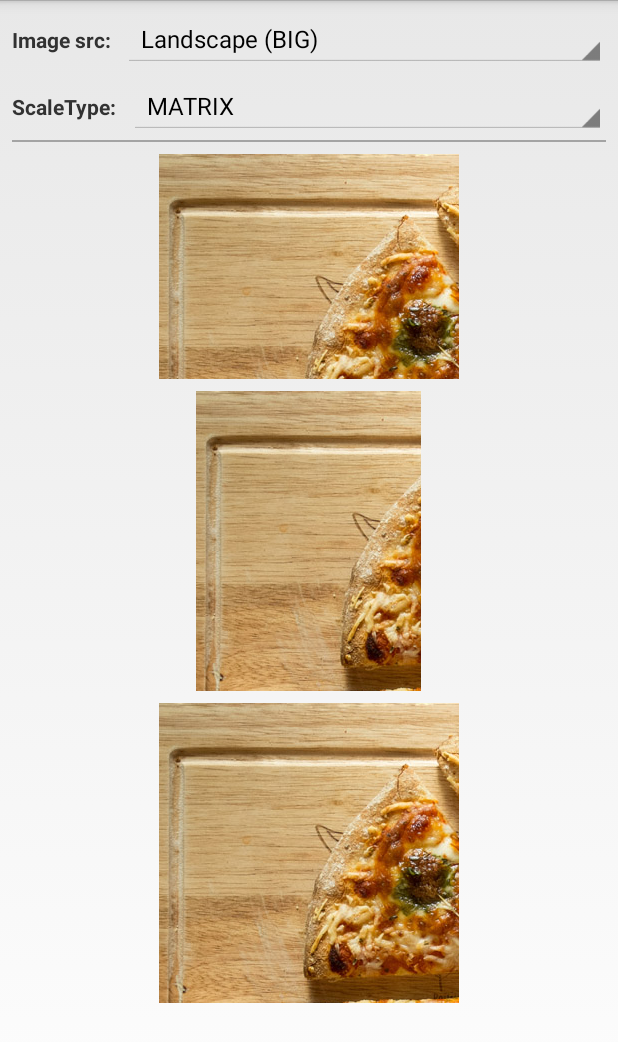
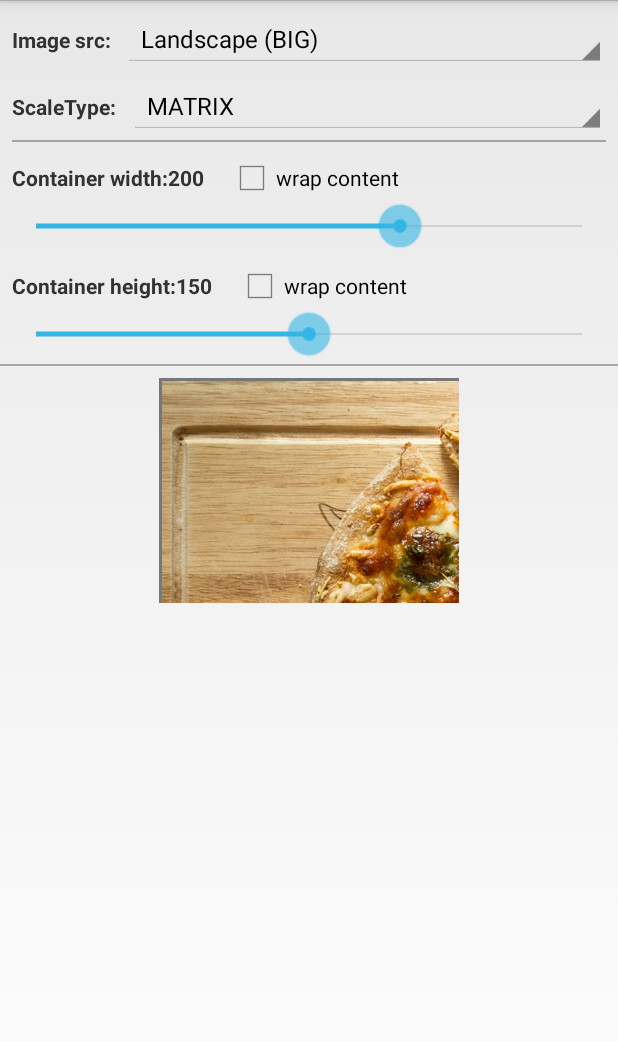
Before and after one commit to luboganev/testground, an Android app: the ImageScaleDemoActivity screen opened directly, with no data from a screen before it, on a phone screen of 412 x 824 dp. Shown: the top 1042 px of the screen. Run offline under Robolectric (Android 15) with nearby library versions, the phone set to English and light mode, and no system bars.

Commit message:
Better ScaleType demo and some order into project

```diff
--- a/app/src/main/java/com/example/blogpostsplayground/app/ImageScaleDemoActivity.java
+++ /dev/null
@@ -1,87 +0,0 @@
-package com.example.blogpostsplayground.app;
-
-import android.app.Activity;
-import android.content.res.TypedArray;
-import android.os.Bundle;
-import android.view.View;
-import android.widget.AdapterView;
-import android.widget.ImageView;
-import android.widget.Spinner;
-
-public class ImageScaleDemoActivity extends Activity {
-
-    private ImageView ivContainerLandscape;
-    private ImageView ivContainerPortrait;
-    private ImageView ivContainerSquare;
-    private Spinner spImageSource;
-    private Spinner spScaleType;
-
-    @Override
-    protected void onCreate(Bundle savedInstanceState) {
-        super.onCreate(savedInstanceState);
-        setContentView(R.layout.activity_image_scale_demo);
-
-        getActionBar().hide();
-
-        spImageSource = (Spinner) findViewById(R.id.sp_imageSource);
-        spScaleType = (Spinner) findViewById(R.id.sp_scaleType);
-        ivContainerLandscape = (ImageView) findViewById(R.id.iv_container_landscape);
-        ivContainerPortrait = (ImageView) findViewById(R.id.iv_container_portrait);
-        ivContainerSquare = (ImageView) findViewById(R.id.iv_container_square);
-
-        spImageSource.setOnItemSelectedListener(new AdapterView.OnItemSelectedListener() {
-            @Override
-            public void onItemSelected(AdapterView<?> parent, View view, int position, long id) {
-                TypedArray imgs = getResources().obtainTypedArray(R.array.array_scaleType_demo_images);
-                ivContainerLandscape.setImageResource(imgs.getResourceId(position, -1));
-                ivContainerPortrait.setImageResource(imgs.getResourceId(position, -1));
-                ivContainerSquare.setImageResource(imgs.getResourceId(position, -1));
-                imgs.recycle();
-            }
-
-            @Override
-            public void onNothingSelected(AdapterView<?> parent) {
-
-            }
-        });
-
-        spScaleType.setOnItemSelectedListener(new AdapterView.OnItemSelectedListener() {
-            @Override
-            public void onItemSelected(AdapterView<?> parent, View view, int position, long id) {
-                ivContainerLandscape.setScaleType(getScaleType(position));
-                ivContainerPortrait.setScaleType(getScaleType(position));
-                ivContainerSquare.setScaleType(getScaleType(position));
-            }
-
-            @Override
-            public void onNothingSelected(AdapterView<?> parent) {
-
-            }
-        });
-
-        spImageSource.setSelection(0);
-        spScaleType.setSelection(0);
-    }
-
-    private ImageView.ScaleType getScaleType(int type) {
-        switch (type) {
-            case 0:
-                return ImageView.ScaleType.MATRIX;
-            case 1:
-                return ImageView.ScaleType.FIT_XY;
-            case 2:
-                return ImageView.ScaleType.FIT_START;
-            case 3:
-                return ImageView.ScaleType.FIT_CENTER;
-            case 4:
-                return ImageView.ScaleType.FIT_END;
-            case 5:
-                return ImageView.ScaleType.CENTER;
-            case 6:
-                return ImageView.ScaleType.CENTER_CROP;
-            case 7:
-                return ImageView.ScaleType.CENTER_INSIDE;
-        }
-        return ImageView.ScaleType.CENTER_INSIDE;
-    }
-}
--- /dev/null
+++ b/app/src/main/java/com/example/blogpostsplayground/app/Utils.java
@@ -0,0 +1,19 @@
+package com.example.blogpostsplayground.app;
+
+import android.content.Context;
+import android.util.TypedValue;
+
+public class Utils {
+
+    /**
+     * Returns the physical pixels that
+     * corresponds to the input DIPs
+     *
+     * @param context
+     * 		Use application context and not some activity's context to prevent memory leaks
+     */
+    public static int getPixelsFromDips(Context context, int dips) {
+        float result = TypedValue.applyDimension(TypedValue.COMPLEX_UNIT_DIP, dips, context.getResources().getDisplayMetrics());
+        return (int)result;
+    }
+}
--- a/app/src/main/java/com/example/blogpostsplayground/app/BlogPostsApplication.java
+++ b/app/src/main/java/com/example/blogpostsplayground/app/activities/BlogPostsApplication.java
@@ -1,4 +1,4 @@
-package com.example.blogpostsplayground.app;
+package com.example.blogpostsplayground.app.activities;
 
 import android.app.Application;
 import android.content.Context;
--- a/app/src/main/java/com/example/blogpostsplayground/app/HeadlessFragmentDemoActivity.java
+++ b/app/src/main/java/com/example/blogpostsplayground/app/activities/HeadlessFragmentDemoActivity.java
@@ -1,4 +1,4 @@
-package com.example.blogpostsplayground.app;
+package com.example.blogpostsplayground.app.activities;
 
 import android.app.Activity;
 import android.app.Fragment;
@@ -9,6 +9,8 @@ import android.os.Bundle;
 import android.view.View;
 import android.widget.TextView;
 import android.widget.Toast;
+
+import com.example.blogpostsplayground.app.R;
 
 import java.lang.ref.WeakReference;
 
--- /dev/null
+++ b/app/src/main/java/com/example/blogpostsplayground/app/activities/ImageScaleDemoActivity.java
@@ -0,0 +1,156 @@
+package com.example.blogpostsplayground.app.activities;
+
+import android.app.Activity;
+import android.content.res.TypedArray;
+import android.os.Bundle;
+import android.view.View;
+import android.view.ViewGroup;
+import android.widget.AdapterView;
+import android.widget.CheckBox;
+import android.widget.CompoundButton;
+import android.widget.ImageView;
+import android.widget.SeekBar;
+import android.widget.Spinner;
+import android.widget.TextView;
+
+import com.example.blogpostsplayground.app.R;
+import com.example.blogpostsplayground.app.Utils;
+
+public class ImageScaleDemoActivity extends Activity {
+
+    private ImageView ivContainer;
+    private Spinner spImageSource;
+    private Spinner spScaleType;
+    private SeekBar sbContainerWidth;
+    private SeekBar sbContainerHeight;
+    private CheckBox cbContainerWidthWrapContent;
+    private CheckBox cbContainerHeightWrapContent;
+    private TextView tvContainerWidthLabel;
+    private TextView tvContainerHeightLabel;
+
+    @Override
+    protected void onCreate(Bundle savedInstanceState) {
+        super.onCreate(savedInstanceState);
+        setContentView(R.layout.activity_image_scale_demo);
+
+        getActionBar().hide();
+
+        spImageSource = (Spinner) findViewById(R.id.sp_imageSource);
+        spScaleType = (Spinner) findViewById(R.id.sp_scaleType);
+        ivContainer = (ImageView) findViewById(R.id.iv_container);
+        sbContainerWidth = (SeekBar) findViewById(R.id.sb_custom_width);
+        sbContainerHeight = (SeekBar) findViewById(R.id.sb_custom_height);
+        cbContainerWidthWrapContent = (CheckBox) findViewById(R.id.cb_width_wrap_content);
+        cbContainerHeightWrapContent = (CheckBox) findViewById(R.id.cb_height_wrap_content);
+        tvContainerWidthLabel = (TextView) findViewById(R.id.tv_width_controller_label);
+        tvContainerHeightLabel = (TextView) findViewById(R.id.tv_height_controller_label);
+
+        spImageSource.setOnItemSelectedListener(new AdapterView.OnItemSelectedListener() {
+            @Override
+            public void onItemSelected(AdapterView<?> parent, View view, int position, long id) {
+                TypedArray imgs = getResources().obtainTypedArray(R.array.array_scaleType_demo_images);
+                ivContainer.setImageResource(imgs.getResourceId(position, -1));
+                imgs.recycle();
+            }
+
+            @Override
+            public void onNothingSelected(AdapterView<?> parent) {
+
+            }
+        });
+
+        spScaleType.setOnItemSelectedListener(new AdapterView.OnItemSelectedListener() {
+            @Override
+            public void onItemSelected(AdapterView<?> parent, View view, int position, long id) {
+                ivContainer.setScaleType(getScaleType(position));
+            }
+
+            @Override
+            public void onNothingSelected(AdapterView<?> parent) {
+
+            }
+        });
+
+        spImageSource.setSelection(0);
+        spScaleType.setSelection(0);
+
+        refreshImageViewContainer();
+
+        cbContainerWidthWrapContent.setOnCheckedChangeListener(new CompoundButton.OnCheckedChangeListener() {
+            @Override
+            public void onCheckedChanged(CompoundButton buttonView, boolean isChecked) {
+                refreshImageViewContainer();
+            }
+        });
+
+        cbContainerHeightWrapContent.setOnCheckedChangeListener(new CompoundButton.OnCheckedChangeListener() {
+            @Override
+            public void onCheckedChanged(CompoundButton buttonView, boolean isChecked) {
+                refreshImageViewContainer();
+            }
+        });
+
+        sbContainerWidth.setOnSeekBarChangeListener(new SeekBar.OnSeekBarChangeListener() {
+            @Override
+            public void onProgressChanged(SeekBar seekBar, int progress, boolean fromUser) {
+                refreshImageViewContainer();
+            }
+            @Override
+            public void onStartTrackingTouch(SeekBar seekBar) {}
+            @Override
+            public void onStopTrackingTouch(SeekBar seekBar) {}
+        });
+
+        sbContainerHeight.setOnSeekBarChangeListener(new SeekBar.OnSeekBarChangeListener() {
+            @Override
+            public void onProgressChanged(SeekBar seekBar, int progress, boolean fromUser) {
+                refreshImageViewContainer();
+            }
+            @Override
+            public void onStartTrackingTouch(SeekBar seekBar) {}
+            @Override
+            public void onStopTrackingTouch(SeekBar seekBar) {}
+        });
+    }
+
+    private void refreshImageViewContainer() {
+        if(cbContainerHeightWrapContent.isChecked()) {
+            ivContainer.getLayoutParams().height = ViewGroup.LayoutParams.WRAP_CONTENT;
+            tvContainerHeightLabel.setText("Container height:");
+        } else {
+            ivContainer.getLayoutParams().height = Utils.getPixelsFromDips(getApplicationContext(), sbContainerHeight.getProgress());
+            tvContainerHeightLabel.setText("Container height:" + sbContainerHeight.getProgress());
+        }
+
+        if(cbContainerWidthWrapContent.isChecked()) {
+            ivContainer.getLayoutParams().width = ViewGroup.LayoutParams.WRAP_CONTENT;
+            tvContainerWidthLabel.setText("Container width:");
+        } else {
+            ivContainer.getLayoutParams().width = Utils.getPixelsFromDips(getApplicationContext(), sbContainerWidth.getProgress());
+            tvContainerWidthLabel.setText("Container width:" + sbContainerWidth.getProgress());
+        }
+        ivContainer.requestLayout();
+    }
+
+    private ImageView.ScaleType getScaleType(int type) {
+        switch (type) {
+            case 0:
+                return ImageView.ScaleType.MATRIX;
+            case 1:
+                return ImageView.ScaleType.FIT_XY;
+            case 2:
+                return ImageView.ScaleType.FIT_START;
+            case 3:
+                return ImageView.ScaleType.FIT_CENTER;
+            case 4:
+                return ImageView.ScaleType.FIT_END;
+            case 5:
+                return ImageView.ScaleType.CENTER;
+            case 6:
+                return ImageView.ScaleType.CENTER_CROP;
+            case 7:
+                return ImageView.ScaleType.CENTER_INSIDE;
+        }
+        return ImageView.ScaleType.CENTER_INSIDE;
+    }
+}
--- a/app/src/main/java/com/example/blogpostsplayground/app/LocalBroadcastDemoActivity.java
+++ b/app/src/main/java/com/example/blogpostsplayground/app/activities/LocalBroadcastDemoActivity.java
@@ -1,9 +1,12 @@
-package com.example.blogpostsplayground.app;
+package com.example.blogpostsplayground.app.activities;
 
 import android.app.Activity;
 import android.os.Bundle;
 import android.view.View;
 import android.widget.Toast;
+
+import com.example.blogpostsplayground.app.LocalMessenger;
+import com.example.blogpostsplayground.app.R;
 
 
 public class LocalBroadcastDemoActivity extends Activity implements LocalMessenger.OnReceiveBroadcastListener {
--- /dev/null
+++ b/app/src/main/res/layout-land/activity_image_scale_demo.xml
@@ -0,0 +1,55 @@
+<LinearLayout xmlns:android="http://schemas.android.com/apk/res/android"
+    xmlns:tools="http://schemas.android.com/tools"
+    android:layout_width="match_parent"
+    android:layout_height="match_parent"
+    android:orientation="vertical"
+    tools:context="com.example.blogpostsplayground.app.activities.ImageScaleDemoActivity">
+
+
+    <include layout="@layout/image_scale_demo_controllers" />
+
+    <LinearLayout
+        android:layout_width="match_parent"
+        android:layout_height="0dp"
+        android:orientation="horizontal"
+        android:paddingBottom="8dp"
+        android:paddingTop="8dp"
+        android:layout_weight="1">
+
+        <LinearLayout
+            android:layout_width="0dp"
+            android:layout_height="wrap_content"
+            android:layout_weight="1"
+            android:orientation="vertical">
+
+            <include layout="@layout/image_scale_demo_controllers_2" />
+        </LinearLayout>
+
+        <View
+            android:layout_width="1dp"
+            android:layout_height="match_parent"
+            android:background="#4D000000" />
+
+        <ScrollView
+            android:layout_width="0dp"
+            android:layout_height="match_parent"
+            android:layout_weight="1">
+
+            <LinearLayout
+                android:layout_width="match_parent"
+                android:layout_height="wrap_content"
+                android:orientation="vertical">
+
+                <ImageView
+                    android:id="@+id/iv_container"
+                    android:layout_width="200dp"
+                    android:layout_height="150dp"
+                    android:layout_gravity="center"
+                    android:background="#80000000"
+                    android:padding="2dp" />
+
+            </LinearLayout>
+        </ScrollView>
+    </LinearLayout>
+
+</LinearLayout>
--- a/app/src/main/res/layout-land/image_scale_demo_image_containers.xml
+++ /dev/null
@@ -1,41 +0,0 @@
-<?xml version="1.0" encoding="utf-8"?>
-<HorizontalScrollView xmlns:android="http://schemas.android.com/apk/res/android"
-    xmlns:tools="http://schemas.android.com/tools"
-    android:layout_width="match_parent"
-    android:layout_height="0dp"
-    android:layout_weight="1"
-    tools:showIn="@layout/activity_image_scale_demo">
-
-    <LinearLayout
-        android:layout_width="wrap_content"
-        android:layout_height="match_parent"
-        android:orientation="horizontal"
-        android:paddingBottom="@dimen/activity_vertical_margin"
-        android:paddingLeft="@dimen/activity_horizontal_margin"
-        android:paddingRight="@dimen/activity_horizontal_margin">
-
-        <ImageView
-            android:id="@+id/iv_container_landscape"
-            android:layout_width="200dp"
-            android:layout_height="150dp"
-            android:layout_gravity="center_vertical"
-            android:layout_marginTop="8dp"
-            android:background="#80000000" />
-
-        <ImageView
-            android:id="@+id/iv_container_portrait"
-            android:layout_width="150dp"
-            android:layout_height="200dp"
-            android:layout_gravity="center_vertical"
-            android:layout_marginLeft="8dp"
-            android:background="#80000000" />
-
-        <ImageView
-            android:id="@+id/iv_container_square"
-            android:layout_width="200dp"
-            android:layout_height="200dp"
-            android:layout_gravity="center_vertical"
-            android:layout_marginLeft="8dp"
-            android:background="#80000000" />
-    </LinearLayout>
-</HorizontalScrollView>
--- a/app/src/main/res/layout/activity_awsum.xml
+++ b/app/src/main/res/layout/activity_awsum.xml
@@ -6,6 +6,6 @@
     android:paddingRight="@dimen/activity_horizontal_margin"
     android:paddingTop="@dimen/activity_vertical_margin"
     android:paddingBottom="@dimen/activity_vertical_margin"
-    tools:context="com.example.blogpostsplayground.app.AwsumActivity">
+    tools:context="com.example.blogpostsplayground.app.activities.AwsumActivity">
 
 </RelativeLayout>
--- a/app/src/main/res/layout/activity_headlessfragmentdemo.xml
+++ b/app/src/main/res/layout/activity_headlessfragmentdemo.xml
@@ -6,7 +6,7 @@
     android:paddingRight="@dimen/activity_horizontal_margin"
     android:paddingTop="@dimen/activity_vertical_margin"
     android:paddingBottom="@dimen/activity_vertical_margin"
-    tools:context="com.example.blogpostsplayground.app.AwsumActivity">
+    tools:context="com.example.blogpostsplayground.app.activities.AwsumActivity">
 
     <TextView
         android:layout_width="match_parent"
--- a/app/src/main/res/layout/activity_image_scale_demo.xml
+++ b/app/src/main/res/layout/activity_image_scale_demo.xml
@@ -1,12 +1,47 @@
-<LinearLayout
-    xmlns:android="http://schemas.android.com/apk/res/android"
+<LinearLayout xmlns:android="http://schemas.android.com/apk/res/android"
     xmlns:tools="http://schemas.android.com/tools"
     android:layout_width="match_parent"
     android:layout_height="match_parent"
     android:orientation="vertical"
-    tools:context="com.example.blogpostsplayground.app.ImageScaleDemoActivity">
+    tools:context="com.example.blogpostsplayground.app.activities.ImageScaleDemoActivity">
 
     <include layout="@layout/image_scale_demo_controllers" />
 
-    <include layout="@layout/image_scale_demo_image_containers" />
+    <LinearLayout
+        android:layout_width="match_parent"
+        android:layout_height="wrap_content"
+        android:orientation="vertical">
+
+        <include layout="@layout/image_scale_demo_controllers_2" />
+
+        <View
+            android:layout_width="match_parent"
+            android:layout_height="1dp"
+            android:layout_marginTop="4dp"
+            android:background="#4D000000" />
+    </LinearLayout>
+
+    <ScrollView
+        android:layout_width="match_parent"
+        android:layout_height="0dp"
+        android:layout_weight="1"
+        android:layout_marginTop="8dp">
+
+        <LinearLayout
+            android:layout_width="match_parent"
+            android:layout_height="wrap_content"
+            android:orientation="vertical">
+
+            <ImageView
+                android:id="@+id/iv_container"
+                android:layout_width="200dp"
+                android:layout_height="150dp"
+                android:layout_gravity="center"
+                android:background="#80000000"
+                android:padding="2dp" />
+
+        </LinearLayout>
+    </ScrollView>
+
+
 </LinearLayout>
--- a/app/src/main/res/layout/activity_localbroadcastdemo.xml
+++ b/app/src/main/res/layout/activity_localbroadcastdemo.xml
@@ -6,7 +6,7 @@
     android:paddingRight="@dimen/activity_horizontal_margin"
     android:paddingTop="@dimen/activity_vertical_margin"
     android:paddingBottom="@dimen/activity_vertical_margin"
-    tools:context="com.example.blogpostsplayground.app.LocalBroadcastDemoActivity">
+    tools:context="com.example.blogpostsplayground.app.activities.LocalBroadcastDemoActivity">
 
     <Button
         android:layout_width="wrap_content"
--- a/app/src/main/res/layout/activity_main.xml
+++ b/app/src/main/res/layout/activity_main.xml
@@ -11,7 +11,7 @@
         android:paddingLeft="@dimen/activity_horizontal_margin"
         android:paddingRight="@dimen/activity_horizontal_margin"
         android:paddingTop="@dimen/activity_vertical_margin"
-        tools:context="com.example.blogpostsplayground.app.MainActivity">
+        tools:context="com.example.blogpostsplayground.app.activities.MainActivity">
 
         <TextView
             android:id="@+id/textView"
--- /dev/null
+++ b/app/src/main/res/layout/image_scale_demo_controllers_2.xml
@@ -0,0 +1,83 @@
+<?xml version="1.0" encoding="utf-8"?>
+<LinearLayout xmlns:android="http://schemas.android.com/apk/res/android"
+    xmlns:tools="http://schemas.android.com/tools"
+    android:layout_width="match_parent"
+    android:layout_height="wrap_content"
+    android:orientation="vertical"
+    android:paddingLeft="@dimen/activity_horizontal_margin"
+    android:paddingRight="@dimen/activity_horizontal_margin"
+    android:paddingTop="@dimen/activity_vertical_margin"
+    tools:showIn="@layout/activity_image_scale_demo">
+
+    <RelativeLayout
+        android:layout_width="match_parent"
+        android:layout_height="wrap_content">
+
+        <TextView
+            android:id="@+id/tv_width_controller_label"
+            android:layout_width="wrap_content"
+            android:layout_height="wrap_content"
+            android:layout_alignParentLeft="true"
+            android:layout_alignBaseline="@+id/cb_width_wrap_content"
+            android:text="Container width:"
+            android:textAppearance="?android:attr/textAppearanceSmall"
+            android:textStyle="bold" />
+
+        <SeekBar
+            android:id="@+id/sb_custom_width"
+            android:layout_width="match_parent"
+            android:layout_height="wrap_content"
+            android:layout_below="@id/cb_width_wrap_content"
+            android:max="300"
+            android:progress="200" />
+
+        <CheckBox
+            android:id="@id/cb_width_wrap_content"
+            android:layout_width="wrap_content"
+            android:layout_height="wrap_content"
+            android:layout_marginLeft="16dp"
+            android:textAppearance="?android:textAppearanceSmall"
+            android:layout_toRightOf="@+id/tv_width_controller_label"
+            android:layout_alignParentTop="true"
+            android:text="wrap content" />
+
+    </RelativeLayout>
+
+    <RelativeLayout
+        android:layout_width="match_parent"
+        android:layout_height="wrap_content"
+        android:layout_marginTop="8dp">
+
+        <TextView
+            android:id="@+id/tv_height_controller_label"
+            android:layout_width="wrap_content"
+            android:layout_height="wrap_content"
+            android:layout_alignParentLeft="true"
+            android:layout_alignBaseline="@+id/cb_height_wrap_content"
+            android:text="Container height:"
+            android:textAppearance="?android:attr/textAppearanceSmall"
+            android:textStyle="bold" />
+
+        <SeekBar
+            android:id="@+id/sb_custom_height"
+            android:layout_width="match_parent"
+            android:layout_height="wrap_content"
+            android:layout_below="@id/cb_height_wrap_content"
+            android:max="300"
+            android:progress="150" />
+
+        <CheckBox
+            android:id="@id/cb_height_wrap_content"
+            android:layout_width="wrap_content"
+            android:layout_height="wrap_content"
+            android:layout_marginLeft="16dp"
+            android:textAppearance="?android:textAppearanceSmall"
+            android:layout_toRightOf="@+id/tv_height_controller_label"
+            android:layout_alignParentTop="true"
+            android:text="wrap content" />
+
+    </RelativeLayout>
+
+
+
+</LinearLayout>
--- a/app/src/main/res/layout/image_scale_demo_image_containers.xml
+++ /dev/null
@@ -1,41 +0,0 @@
-<?xml version="1.0" encoding="utf-8"?>
-<ScrollView xmlns:android="http://schemas.android.com/apk/res/android"
-    xmlns:tools="http://schemas.android.com/tools"
-    android:layout_width="match_parent"
-    android:layout_height="0dp"
-    android:layout_weight="1"
-    tools:showIn="@layout/activity_image_scale_demo">
-
-    <LinearLayout
-        android:layout_width="match_parent"
-        android:layout_height="wrap_content"
-        android:orientation="vertical"
-        android:paddingBottom="@dimen/activity_vertical_margin"
-        android:paddingLeft="@dimen/activity_horizontal_margin"
-        android:paddingRight="@dimen/activity_horizontal_margin">
-
-        <ImageView
-            android:id="@+id/iv_container_landscape"
-            android:layout_width="200dp"
-            android:layout_height="150dp"
-            android:layout_gravity="center_horizontal"
-            android:layout_marginTop="8dp"
-            android:background="#80000000" />
-
-        <ImageView
-            android:id="@+id/iv_container_portrait"
-            android:layout_width="150dp"
-            android:layout_height="200dp"
-            android:layout_gravity="center_horizontal"
-            android:layout_marginTop="8dp"
-            android:background="#80000000" />
-
-        <ImageView
-            android:id="@+id/iv_container_square"
-            android:layout_width="200dp"
-            android:layout_height="200dp"
-            android:layout_gravity="center_horizontal"
-            android:layout_marginTop="8dp"
-            android:background="#80000000" />
-    </LinearLayout>
-</ScrollView>
```
Also changed, not shown: app/src/main/AndroidManifest.xml (+7 -7 lines), app/src/main/java/com/example/blogpostsplayground/app/activities/AwsumActivity.java (renamed from app/src/main/java/com/example/blogpostsplayground/app/AwsumActivity.java, +2 -7 lines), app/src/main/java/com/example/blogpostsplayground/app/activities/MainActivity.java (renamed from app/src/main/java/com/example/blogpostsplayground/app/MainActivity.java, +3 -4 lines).
